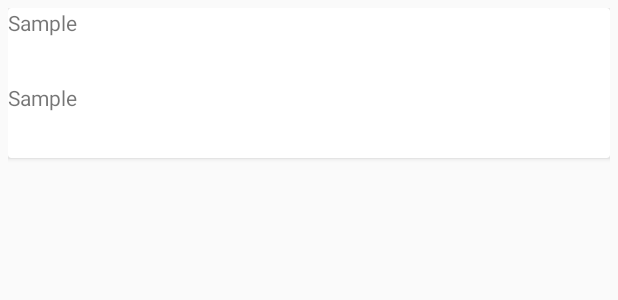
After one commit to doylefermi/ArmaniRoms, an Android app: the layout card.xml on its own in the app's theme, with its tools: preview values and no code run, on a phone screen of 412 x 824 dp. The commit adds this screen. Shown: the top 300 px of the screen. Run offline under Robolectric (Android 15) with nearby library versions, the phone set to English and light mode, and no system bars.

Commit message:
Major Work Done

```diff
--- a/app/build.gradle
+++ b/app/build.gradle
@@ -23,4 +23,7 @@ dependencies {
     compile fileTree(dir: 'libs', include: ['*.jar'])
     compile 'com.android.support:appcompat-v7:22.1.1'
     compile 'com.google.android.gms:play-services:7.3.0'
+    compile 'com.android.support:recyclerview-v7:21.0.+'
+    compile 'com.github.brnunes:swipeablerecyclerview:1.0.1'
+    compile 'com.android.support:cardview-v7:21.0.+'
 }
--- a/app/src/main/java/com/haard/armaniroms/push_notifications/GcmBroadcastReceiver.java
+++ b/app/src/main/java/com/haard/armaniroms/push_notifications/GcmBroadcastReceiver.java
@@ -63,7 +63,8 @@ public class GcmBroadcastReceiver extends WakefulBroadcastReceiver {
         String link=msg.substring(msg.indexOf(';')+1,msg.length());
         mNotificationManager = (NotificationManager)
                 ctx.getSystemService(Context.NOTIFICATION_SERVICE);
-
+        if(!link.startsWith("http://") && !link.startsWith("https://"))
+            link="http://"+link;
         Intent notificationIntent = new Intent(Intent.ACTION_VIEW, Uri.parse(link));
         PendingIntent contentIntent = PendingIntent.getActivity(ctx, 0, notificationIntent, 0);
 
--- /dev/null
+++ b/app/src/main/res/layout-large/card.xml
@@ -0,0 +1,29 @@
+<?xml version="1.0" encoding="utf-8"?>
+<LinearLayout xmlns:android="http://schemas.android.com/apk/res/android"
+    android:orientation="vertical" android:layout_width="match_parent"
+    android:layout_height="match_parent"
+    android:padding="5dp"
+    >
+    <android.support.v7.widget.CardView
+        android:layout_height="100dp"
+        android:layout_width="match_parent">
+        <LinearLayout
+            android:layout_width="match_parent"
+            android:layout_height="match_parent"
+            android:orientation="vertical"
+            >
+            <TextView
+                android:id="@+id/cardtitle"
+                android:layout_width="match_parent"
+                android:layout_height="50dp"
+                android:text="Sample"
+                />
+            <TextView
+                android:id="@+id/link"
+                android:layout_width="match_parent"
+                android:layout_height="match_parent"
+                android:text="Sample"
+                />
+        </LinearLayout>
+    </android.support.v7.widget.CardView>
+</LinearLayout>
--- /dev/null
+++ b/app/src/main/res/layout/card.xml
@@ -0,0 +1,29 @@
+<?xml version="1.0" encoding="utf-8"?>
+<LinearLayout xmlns:android="http://schemas.android.com/apk/res/android"
+    android:orientation="vertical" android:layout_width="match_parent"
+    android:layout_height="match_parent"
+    android:padding="5dp"
+    >
+    <android.support.v7.widget.CardView
+        android:layout_height="100dp"
+        android:layout_width="match_parent">
+        <LinearLayout
+            android:layout_width="match_parent"
+            android:layout_height="match_parent"
+            android:orientation="vertical"
+            >
+            <TextView
+                android:id="@+id/cardtitle"
+                android:layout_width="match_parent"
+                android:layout_height="50dp"
+                android:text="Sample"
+                />
+            <TextView
+                android:id="@+id/link"
+                android:layout_width="match_parent"
+                android:layout_height="match_parent"
+                android:text="Sample"
+                />
+        </LinearLayout>
+    </android.support.v7.widget.CardView>
+</LinearLayout>
--- a/app/src/main/res/values/strings.xml
+++ b/app/src/main/res/values/strings.xml
@@ -3,4 +3,7 @@
 
     <string name="hello_world">Hello world!</string>
     <string name="action_settings">Settings</string>
+
+<!-- TODO: Remove or change this placeholder text -->
+    <string name="hello_blank_fragment">Hello blank fragment</string>
 </resources>
```
Also changed, not shown: app/src/main/java/com/haard/armaniroms/MainActivity.java (+25 -12 lines), app/src/main/java/com/haard/armaniroms/home/HomeAdapter.java (added, +92 -0 lines), app/src/main/java/com/haard/armaniroms/home/HomeFragment.java (added, +65 -0 lines), app/src/main/res/layout-large/fragment_home.xml (added, +9 -0 lines), app/src/main/res/layout/activity_main.xml (+2 -5 lines), app/src/main/res/layout/fragment_home.xml (added, +9 -0 lines), 2 other files.
